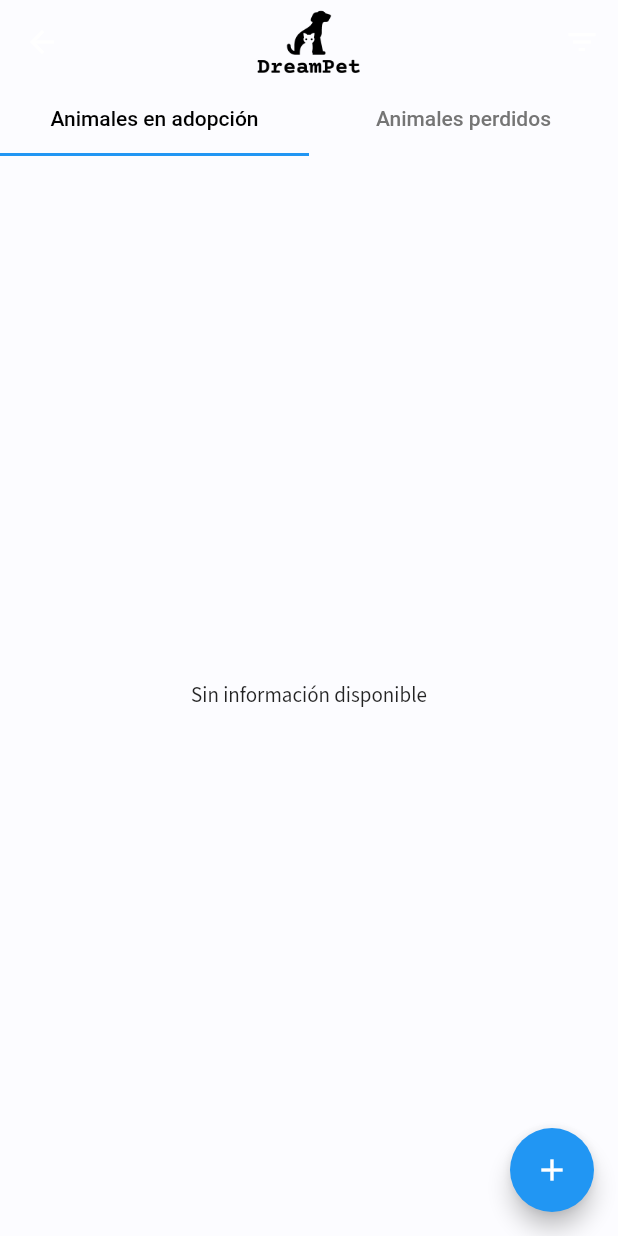
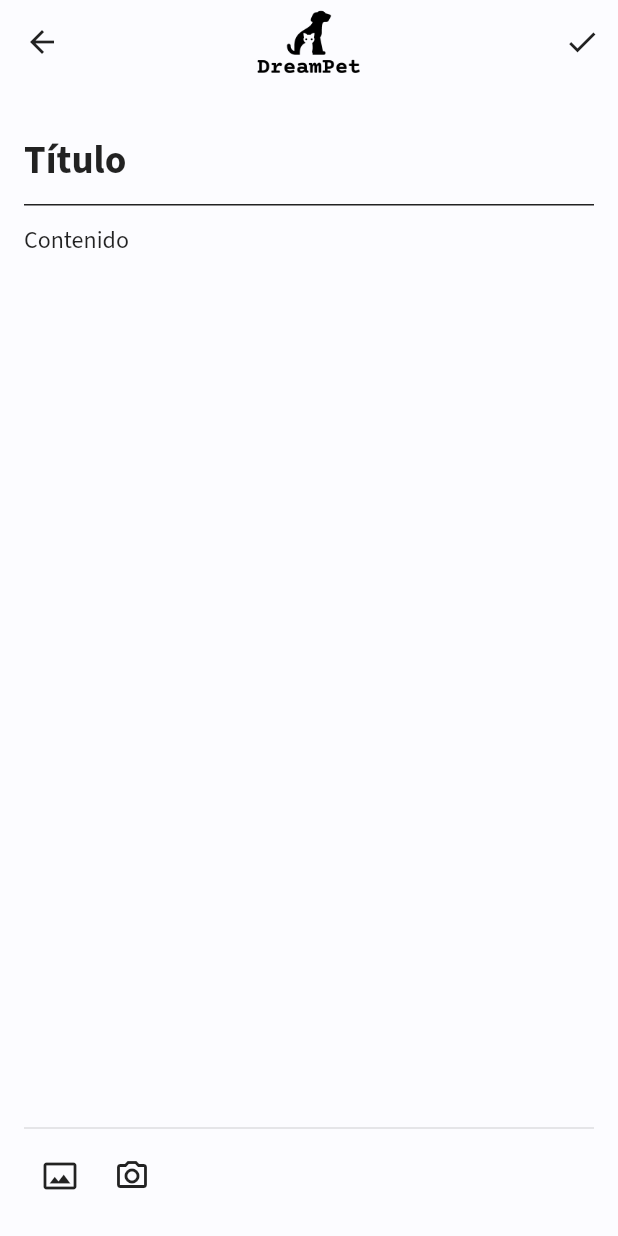
Before and after one commit to AdrianGamboa/dreampet, a Flutter app: the Home screen opened directly, after a tap on the "add" icon, on a phone screen of 412 x 824 dp. Run offline on Flutter 3.47's test engine with Material 2 defaults, Android fonts, the phone set to English and light mode, and no system bars; our stand-ins replace firebase_auth, firebase_core, firebase_storage, flutter_staggered_animations, google_fonts, image_picker and 1 more; missing offline and left inert: mongo_dart; accounts and stored records are empty.

Commit message:
Ventana para agregar un post

```diff
--- a/lib/models/post.dart
+++ b/lib/models/post.dart
@@ -3,17 +3,19 @@ import 'package:mongo_dart/mongo_dart.dart';
 class Post {
   final ObjectId id;
   final String image;
+  final String title;
   final String description;
   final DateTime publishedDate;
   final String userId;
 
   Post(
-      {this.id, this.image, this.description, this.publishedDate, this.userId});
+      {this.id, this.image, this.title, this.description, this.publishedDate, this.userId});
 
   Map<String, dynamic> toMap() {
     return {
       '_id': id,
       'image': image,
+      'title': title,
       'description': description,
       'publishedDate': publishedDate,
       'userId': userId,
@@ -23,6 +25,7 @@ class Post {
   Post.fromMap(Map<String, dynamic> map)
       : id = map['_id'],
         image = map['image'],
+        title = map['title'],
         description = map['description'],
         publishedDate = map['publishedDate'],
         userId = map['userId'];
--- a/lib/services/adoptionPostService.dart
+++ b/lib/services/adoptionPostService.dart
@@ -6,7 +6,10 @@ class AdoptionPostDB {
   static getDocuments() async {
     try {
       var response = [];
-      final posts = await MongoDatabase.adoptionPostsCollection.find().toList();
+      final posts = await MongoDatabase.adoptionPostsCollection
+          .find(where.sortBy('publishedDate', descending: true))
+          .toList();
+      //Une el post con el usuario
       for (var item in posts) {
         final user = await MongoDatabase.usersCollection
             .findOne(where.eq("uid", item['userId']));
@@ -31,6 +34,7 @@ class AdoptionPostDB {
       var data =
           await MongoDatabase.adoptionPostsCollection.findOne({"_id": post.id});
       data["image"] = post.image;
+      data["title"] = post.title;
       data["description"] = post.description;
       data["lastDate"] = post.publishedDate;
 
--- a/lib/services/lostPostService.dart
+++ b/lib/services/lostPostService.dart
@@ -6,7 +6,10 @@ class LostPostDB {
   static getDocuments() async {
     try {
       var response = [];
-      final posts = await MongoDatabase.lostPostsCollection.find().toList();
+      final posts = await MongoDatabase.lostPostsCollection
+          .find(where.sortBy('publishedDate', descending: true))
+          .toList();
+      //Une el post con el usuario
       for (var item in posts) {
         final user = await MongoDatabase.usersCollection
             .findOne(where.eq("uid", item['userId']));
@@ -31,6 +34,7 @@ class LostPostDB {
       var data =
           await MongoDatabase.lostPostsCollection.findOne({"_id": post.id});
       data["image"] = post.image;
+      data["title"] = post.title;
       data["description"] = post.description;
       data["lastDate"] = post.publishedDate;
 
--- /dev/null
+++ b/lib/views/screens/create_post.dart
@@ -0,0 +1,311 @@
+import 'package:firebase_auth/firebase_auth.dart';
+import 'package:firebase_storage/firebase_storage.dart';
+import 'package:flutter/material.dart';
+import 'dart:io';
+import 'package:image_picker/image_picker.dart';
+import 'package:mongo_dart/mongo_dart.dart' as m;
+//import 'package:utility_plus/src/database/note_db.dart';
+//import 'package:utility_plus/src/models/note.dart';
+import '../../models/post.dart';
+import '../../services/adoptionPostService.dart';
+import '../../services/lostPostService.dart';
+import '../../util/alerts.dart';
+import '../../util/connection.dart';
+import '../../util/const.dart';
+import '../../util/view_image_handler.dart';
+
+class CreatePost extends StatefulWidget {
+
+  final int postType;
+
+  const CreatePost({Key key, this.postType}) : super(key: key);
+
+  @override
+  State<CreatePost> createState() => _CreatePostState();
+}
+
+class _CreatePostState extends State<CreatePost> {
+  /// Variables
+  File _imageFile;
+  final _titleField = TextEditingController();
+  final _contentField = TextEditingController();
+  bool _loadindicador = false;
+
+  @override
+  void initState() {
+    super.initState();
+  }
+
+  @override
+  void dispose() {
+    super.dispose();
+  }
+
+  @override
+  Widget build(BuildContext context) {
+    return WillPopScope(
+      onWillPop: () async => !_loadindicador,
+      child: IgnorePointer(
+        ignoring: _loadindicador,
+        child: GestureDetector(
+          onTap: () => FocusScope.of(context).unfocus(),
+          child: Scaffold(
+            resizeToAvoidBottomInset: false,
+            appBar: AppBar(
+              iconTheme: IconThemeData(
+                color: Theme.of(context).textTheme.headline6.color,
+              ),
+              backgroundColor: Theme.of(context).primaryColor,
+              title: Container(
+                  margin: EdgeInsets.only(top: 15, bottom: 10),
+                  child: MediaQuery.of(context).platformBrightness ==
+                          Brightness.dark
+                      ? Image.asset(
+                          '${Constants.logoWhite}',
+                          height: 120,
+                        )
+                      : Image.asset(
+                          '${Constants.logoBlack}',
+                          height: 120,
+                        )),
+              centerTitle: true,
+              actions: <Widget>[
+                IconButton(
+                  icon: Icon(Icons.check),
+                  onPressed: () {
+                    //Publicar post
+                    insertPost();
+                  },
+                )
+              ],
+            ),
+            body: Padding(
+              padding: const EdgeInsets.all(16.0),
+              child: Column(
+                children: [
+                  _loadindicador
+                      ? LinearProgressIndicator()
+                      : Container(height: 4),
+                  TextField(
+                    controller: _titleField,
+                    decoration: InputDecoration(
+                        enabledBorder: UnderlineInputBorder(
+                          borderSide: BorderSide(
+                            color: Theme.of(context).textTheme.headline6.color,
+                            width: 1.0,
+                          ),
+                        ),
+                        focusedBorder: UnderlineInputBorder(
+                          borderSide: BorderSide(
+                            color: Theme.of(context).textTheme.headline6.color,
+                          ),
+                        ),
+                        border: InputBorder.none,
+                        hintText: 'Título',
+                        hintStyle: TextStyle(
+                            color:
+                                Theme.of(context).textTheme.headline6.color)),
+                    style: TextStyle(
+                        color: Theme.of(context).textTheme.headline6.color,
+                        fontSize: 26,
+                        fontWeight: FontWeight.bold),
+                  ),
+                  Expanded(
+                    child: TextField(
+                        controller: _contentField,
+                        decoration: InputDecoration(
+                            enabledBorder: UnderlineInputBorder(
+                              borderSide: BorderSide(
+                                color: Colors.transparent,
+                                width: 1.0,
+                              ),
+                            ),
+                            focusedBorder: UnderlineInputBorder(
+                              borderSide: BorderSide(
+                                color: Colors.transparent,
+                              ),
+                            ),
+                            border: InputBorder.none,
+                            hintText: 'Contenido',
+                            hintStyle: TextStyle(
+                                color: Theme.of(context)
+                                    .textTheme
+                                    .headline6
+                                    .color)),
+                        style: TextStyle(
+                          color: Theme.of(context).textTheme.headline6.color,
+                        ),
+                        expands: true,
+                        minLines: null,
+                        maxLines: null,
+                        keyboardType: TextInputType.multiline),
+                  ),
+                  Divider(
+                    thickness: 1,
+                  ),
+                  Container(
+                      child: _imageFile == null
+                          ? Container()
+                          : Row(
+                              mainAxisAlignment: MainAxisAlignment.center,
+                              children: [
+                                ConstrainedBox(
+                                    constraints: const BoxConstraints(
+                                        maxHeight: 200, maxWidth: 330),
+                                    child: ClipRRect(
+                                        borderRadius: BorderRadius.circular(15),
+                                        child: ImageFullScreenWrapperWidget(
+                                          dark: true,
+                                          child: Image.file(_imageFile),
+                                        ))),
+                                Container(
+                                  width: 40,
+
+                                  decoration: BoxDecoration(
+                                      color: Theme.of(context).textTheme.headline6.color,
+                                      borderRadius: const BorderRadius.only(
+                                          bottomRight: Radius.circular(15),
+                                          topRight: Radius.circular(15))),
+                                  child: IconButton(
+                                    icon: Icon(
+                                      Icons.delete,
+                                      color: Theme.of(context).primaryColor,
+                                    ),
+                                    onPressed: () {
+                                      // do something
+                                      _imageFile = null;
+                                      setState(() {});
+                                    },
+                                  ),
+                                ),
+                              ],
+                            )),
+                  Row(
+                    children: [
+                      IconButton(
+                        icon: Icon(
+                          Icons.photo_size_select_actual_outlined,
+                          color: Theme.of(context).textTheme.headline6.color,
+                        ),
+                        onPressed: () {
+                          // do something
+                          _getFromGallery();
+                        },
+                      ),
+                      IconButton(
+                        icon: Icon(
+                          Icons.camera_alt_outlined,
+                          color: Theme.of(context).textTheme.headline6.color,
+                        ),
+                        onPressed: () {
+                          // do something
+                          _getFromCamera();
+                        },
+                      ),
+                    ],
+                  ),
+                ],
+              ),
+            ),
+          ),
+        ),
+      ),
+    );
+  }
+
+  /// Get from gallery
+  _getFromGallery() async {
+    XFile pickedFile = await ImagePicker().pickImage(
+      source: ImageSource.gallery,
+      //maxWidth: 200,
+      //maxHeight: 200,
+    );
+    if (pickedFile != null) {
+      setState(() {
+        _imageFile = File(pickedFile.path);
+      });
+    }
+  }
+
+  /// Get from Camera
+  _getFromCamera() async {
+    XFile pickedFile = await ImagePicker().pickImage(
+      source: ImageSource.camera,
+      // maxWidth: 200,
+      // maxHeight: 200,
+    );
+    if (pickedFile != null) {
+      setState(() {
+        _imageFile = File(pickedFile.path);
+      });
+    }
+  }
+
+  Future<String> _uploadToFirebase(String pathName) async {
+    if (_imageFile != null) {
+      try {
+        if (await hasNetwork()) {
+          // Upload file and metadata to the path 'images/mountains.jpg'
+          final uploadTask =
+              FirebaseStorage.instance.ref().child('images/$pathName');
+
+          await uploadTask.putFile(_imageFile);
+          String url = await uploadTask.getDownloadURL();
+          return url;
+        } else {
+          throw ('Internet error');
+        }
+      } catch (e) {
+        return Future.error(e);
+      }
+    }
+    return null;
+  }
+
+  void showInSnackBar(String value) {
+    ScaffoldMessenger.of(context).removeCurrentSnackBar();
+    ScaffoldMessenger.of(context).showSnackBar(SnackBar(content: Text(value)));
+  }
+
+  insertPost() async {
+    if (_titleField.text.isEmpty ||
+        _contentField.text.isEmpty) {
+          showInSnackBar('Es necesario establecer el titulo y el contenido para la publicación.');
+
+    } else {
+      try {
+        _loadindicador = true;
+        setState(() {});
+        var id = m.ObjectId();
+
+        final post = Post(
+            id: id,
+            image: '', //await _uploadToFirebase(id.$oid)
+            title: _titleField.text,
+            description: _contentField.text,
+            publishedDate: DateTime.now(),
+            userId: FirebaseAuth.instance.currentUser.uid);
+
+        print(widget.postType);
+        if (widget.postType == 0) {
+          print('post adoption');
+          await AdoptionPostDB.insert(post);
+        } else if (widget.postType == 1) {
+          print('post lost pet');
+          await LostPostDB.insert(post);
+        }
+        Navigator.of(context).pop();
+      } catch (e) {
+        _loadindicador = false;
+        if (e == ("Internet error")) {
+          showAlertDialog(context, 'Problema de conexión',
+              'Compruebe si existe conexión a internet e inténtale más tarde.');
+        } else {
+          showAlertDialog(context, 'Problema con el servidor',
+              'Es posible que alguno de los servicios no esté funcionando correctamente. Recomendamos que vuelva a intentarlo más tarde.');
+        }
+        setState(() {});
+      }
+    }
+  }
+}
--- a/lib/views/screens/home.dart
+++ b/lib/views/screens/home.dart
@@ -1,10 +1,11 @@
 import 'dart:math';
-
 import 'package:flutter/material.dart';
+import 'package:social_app_ui/views/screens/create_post.dart';
 import 'package:social_app_ui/views/widgets/post_item.dart';
 import '../../services/adoptionPostService.dart';
 import '../../services/lostPostService.dart';
 import '../../util/const.dart';
+import 'package:intl/intl.dart';
 
 class Home extends StatefulWidget {
   @override
@@ -12,9 +13,13 @@ class Home extends StatefulWidget {
 }
 
 class _HomeState extends State<Home> with SingleTickerProviderStateMixin {
+  final GlobalKey<FormState> _formKey = GlobalKey<FormState>();
+  final descriptionTextController = TextEditingController();
   TabController _tabController;
   List postsAdoptionList = [];
   List postsLostList = [];
+  bool update = false;
+  int tabIndx = 0;
 
   @override
   void initState() {
@@ -70,9 +75,9 @@ class _HomeState extends State<Home> with SingleTickerProviderStateMixin {
         controller: _tabController,
         children: <Widget>[
           //TAB 1 - Adopción
-          postFutureBuilder(AdoptionPostDB.getDocuments(), postsAdoptionList),
+          postFutureBuilder(AdoptionPostDB.getDocuments(), postsAdoptionList, 0),
           //TAB 2 - Perdidos
-          postFutureBuilder(LostPostDB.getDocuments(), postsLostList),
+          postFutureBuilder(LostPostDB.getDocuments(), postsLostList, 1),
         ],
       ),
       floatingActionButton: FloatingActionButton(
@@ -80,14 +85,23 @@ class _HomeState extends State<Home> with SingleTickerProviderStateMixin {
           Icons.add,
           color: Colors.white,
         ),
-        onPressed: () {},
+        onPressed: () {
+          Navigator.of(context, rootNavigator: true).push(
+            MaterialPageRoute(
+              builder: (BuildContext context) {
+                return CreatePost(postType: tabIndx);
+              },
+            ),
+          ).then((value) => setState(() {}));
+        },
       ),
     );
   }
 
-  Widget postFutureBuilder(_future, list) => FutureBuilder(
+  Widget postFutureBuilder(_future, list, indx) => FutureBuilder(
       future: _future,
       builder: (context, snapshot) {
+        tabIndx = indx;
         if (snapshot.connectionState == ConnectionState.waiting) {
           // Show loading indicator
           return Center(
@@ -117,8 +131,10 @@ class _HomeState extends State<Home> with SingleTickerProviderStateMixin {
             img: "assets/images/cm8.jpeg",
             name: list[index][1]['name'] + " " + list[index][1]['lastName'],
             dp: "assets/images/cm${Random().nextInt(10)}.jpeg",
-            time: list[index][0]['publishedDate'],
+            time: DateFormat.yMMMd()
+                .format(list[index][0]['publishedDate'].toLocal()),
             description: list[index][0]['description'],
+            title: list[index][0]['title'],
           );
         },
       );
--- a/lib/views/screens/post_content.dart
+++ b/lib/views/screens/post_content.dart
@@ -17,6 +17,9 @@ class _PostContentState extends State<PostContent> {
   Widget build(BuildContext context) {
     return Scaffold(
       appBar: AppBar(
+        iconTheme: IconThemeData(
+          color: Theme.of(context).textTheme.headline6.color
+        ),
         backgroundColor: Theme.of(context).primaryColor,
         title: Container(
             margin: EdgeInsets.only(top: 15, bottom: 10),
--- a/pubspec.yaml
+++ b/pubspec.yaml
@@ -27,6 +27,8 @@ dependencies:
   google_fonts: ^3.0.1
   flutter_staggered_animations: ^1.1.1
   lottie: ^1.4.3
+  intl: ^0.17.0
+  image_picker: ^0.8.6
 
 dev_dependencies:
   flutter_test:
```
Also changed, not shown: lib/util/connection.dart (added, +11 -0 lines), lib/util/view_image_handler.dart (added, +176 -0 lines), lib/views/widgets/post_item.dart (+33 -6 lines), pubspec.lock, 1 other file.
